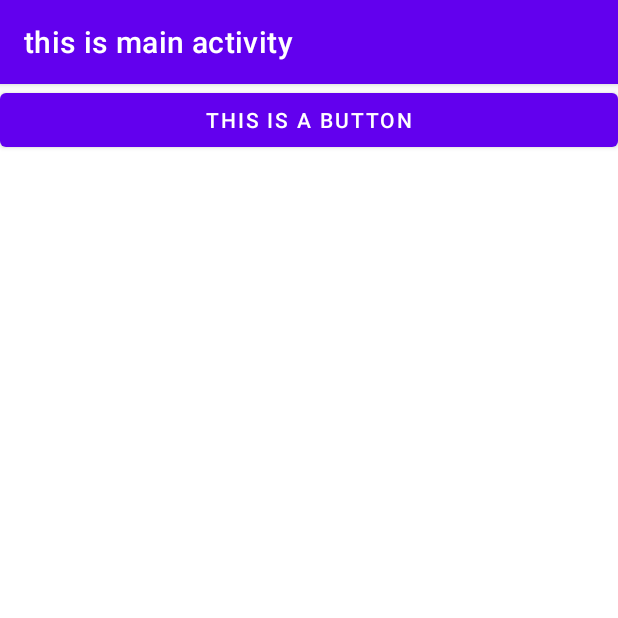
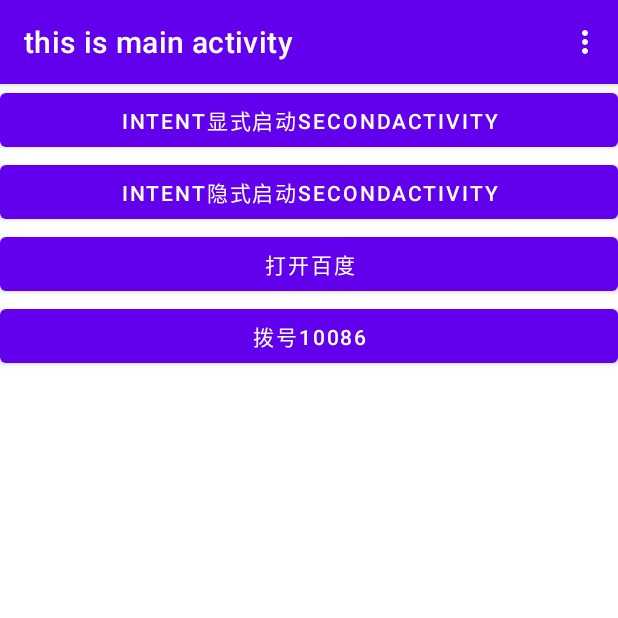
Before and after one commit to Billdex/learn, an Android app: the screen it shows after launch (MainActivity), on a phone screen of 412 x 824 dp, the top half of it. Run offline under Robolectric (Android 15) with nearby library versions, the phone set to English and light mode, and no system bars.

Commit message:
使用intent连接多个不同的Activity

```diff
--- a/android-study/app/build.gradle
+++ b/android-study/app/build.gradle
@@ -1,6 +1,7 @@
 plugins {
     id 'com.android.application'
     id 'kotlin-android'
+    id 'kotlin-android-extensions'
 }
 
 android {
@@ -38,6 +39,7 @@ dependencies {
     implementation 'androidx.core:core-ktx:1.2.0'
     implementation 'androidx.appcompat:appcompat:1.1.0'
     implementation 'com.google.android.material:material:1.1.0'
+    implementation 'androidx.constraintlayout:constraintlayout:1.1.3'
     testImplementation 'junit:junit:4.+'
     androidTestImplementation 'androidx.test.ext:junit:1.1.1'
     androidTestImplementation 'androidx.test.espresso:espresso-core:3.2.0'
--- a/android-study/app/src/main/java/com/example/androidstudy/MainActivity.kt
+++ b/android-study/app/src/main/java/com/example/androidstudy/MainActivity.kt
@@ -1,11 +1,54 @@
 package com.example.androidstudy
 
+import android.content.Intent
+import android.net.Uri
 import androidx.appcompat.app.AppCompatActivity
 import android.os.Bundle
+import android.view.Menu
+import android.view.MenuItem
+import android.widget.Button
+import android.widget.Toast
+import kotlinx.android.synthetic.main.main_layout.*
 
 class MainActivity : AppCompatActivity() {
     override fun onCreate(savedInstanceState: Bundle?) {
         super.onCreate(savedInstanceState)
         setContentView(R.layout.main_layout)
+//        val button1: Button = findViewById(R.id.button1)
+        main_button1.setOnClickListener {
+            Toast.makeText(this, "显式启动 Second Activity", Toast.LENGTH_SHORT).show()
+            val intent = Intent(this, SecondActivity::class.java)
+            startActivity(intent)
+        }
+        main_button2.setOnClickListener {
+            Toast.makeText(this, "隐式启动 Second Activity", Toast.LENGTH_SHORT).show()
+            val intent = Intent("com.example.androidstudy.ACTION_START")
+            intent.addCategory("com.example.androidstudy.MY_CATEGORY")
+            startActivity(intent)
+        }
+        main_open_baidu.setOnClickListener {
+            val intent = Intent(Intent.ACTION_VIEW)
+            intent.data = Uri.parse("https://www.baidu.com")
+            startActivity(intent)
+        }
+        main_open_tel.setOnClickListener {
+            val intent = Intent(Intent.ACTION_VIEW)
+            intent.data = Uri.parse("tel:10086")
+            startActivity(intent)
+        }
+    }
+
+    override fun onCreateOptionsMenu(menu: Menu?): Boolean {
+        menuInflater.inflate(R.menu.main, menu)
+        return true
+    }
+
+    override fun onOptionsItemSelected(item: MenuItem): Boolean {
+        when (item.itemId) {
+            R.id.add_item -> Toast.makeText(this, "Click Add", Toast.LENGTH_SHORT).show()
+            R.id.remove_item -> Toast.makeText(this, "Click Remove", Toast.LENGTH_SHORT).show()
+            R.id.finish_program -> finish()
+        }
+        return true
     }
 }
--- a/android-study/app/src/main/res/layout/main_layout.xml
+++ b/android-study/app/src/main/res/layout/main_layout.xml
@@ -1,13 +1,31 @@
 <?xml version="1.0" encoding="utf-8"?>
 <LinearLayout xmlns:android="http://schemas.android.com/apk/res/android"
-    android:orientation="vertical" android:layout_width="match_parent"
+    android:orientation="vertical"
+    android:layout_width="match_parent"
     android:layout_height="match_parent">
 
     <Button
-        android:id="@+id/button1"
+        android:id="@+id/main_button1"
         android:layout_width="match_parent"
         android:layout_height="wrap_content"
-        android:text="this is a button" />
+        android:text="intent显式启动SecondActivity" />
 
+    <Button
+        android:id="@+id/main_button2"
+        android:layout_width="match_parent"
+        android:layout_height="wrap_content"
+        android:text="intent隐式启动SecondActivity"/>
+
+    <Button
+        android:id="@+id/main_open_baidu"
+        android:layout_width="match_parent"
+        android:layout_height="wrap_content"
+        android:text="打开百度"/>
+
+    <Button
+        android:id="@+id/main_open_tel"
+        android:layout_width="match_parent"
+        android:layout_height="wrap_content"
+        android:text="拨号10086"/>
 
 </LinearLayout>
--- /dev/null
+++ b/android-study/app/src/main/res/menu/main.xml
@@ -0,0 +1,12 @@
+<?xml version="1.0" encoding="utf-8"?>
+<menu xmlns:android="http://schemas.android.com/apk/res/android">
+    <item
+        android:id="@+id/add_item"
+        android:title="Add" />
+    <item
+        android:id="@+id/remove_item"
+        android:title="Remove" />
+    <item
+        android:id="@+id/finish_program"
+        android:title="Finish" />
+</menu>
```
Also changed, not shown: android-study/app/src/main/AndroidManifest.xml (+11 -3 lines), android-study/app/src/main/java/com/example/androidstudy/SecondActivity.kt (added, +11 -0 lines), android-study/app/src/main/res/layout/second_layout.xml (added, +13 -0 lines).
